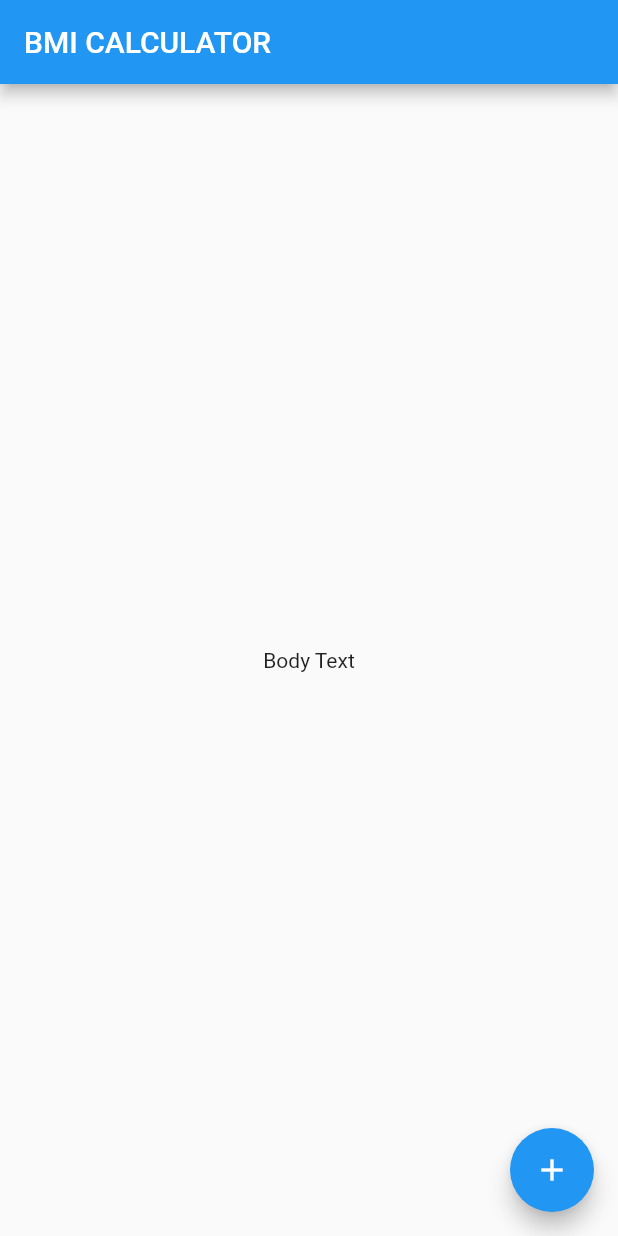
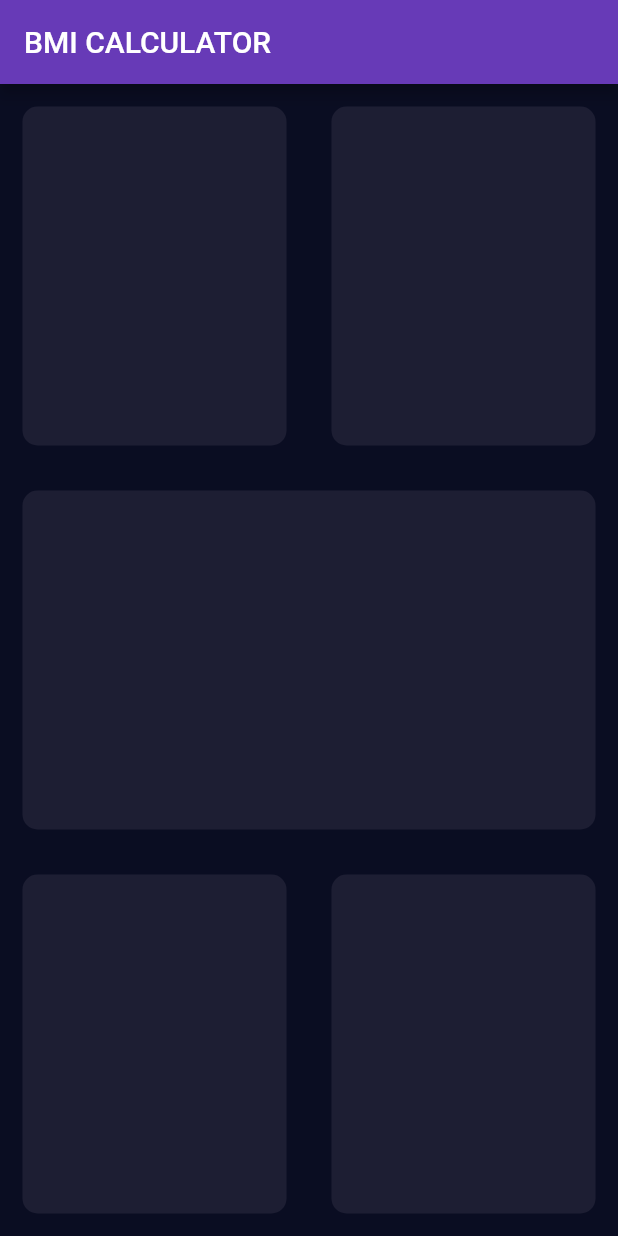
Before and after one commit to tvaccari34/bmi_calculator, a Flutter app: the screen it shows after launch, on a phone screen of 412 x 824 dp. Run offline on Flutter 3.47's test engine with Material 2 defaults, Android fonts, the phone set to English and light mode, and no system bars.

```diff
--- /dev/null
+++ b/lib/input_page.dart
@@ -0,0 +1,52 @@
+import 'package:flutter/material.dart';
+
+class InputPage extends StatefulWidget {
+  @override
+  _InputPageState createState() => _InputPageState();
+}
+
+class _InputPageState extends State<InputPage> {
+  @override
+  Widget build(BuildContext context) {
+    return Scaffold(
+      appBar: AppBar(
+        title: Text('BMI CALCULATOR'),
+      ),
+      body: Column(
+        children: <Widget>[
+          Expanded(child: Row(
+            children: <Widget>[
+              Expanded(child: ExpandedCard(colour:  Color(0xFF1D1E33),),),
+              Expanded(child: ExpandedCard(colour:  Color(0xFF1D1E33),),),
+            ],
+          )),
+          Expanded(child: ExpandedCard(colour:  Color(0xFF1D1E33),),),
+          Expanded(child: Row(
+            children: <Widget>[
+              Expanded(child: ExpandedCard(colour:  Color(0xFF1D1E33),),),
+              Expanded(child: ExpandedCard(colour:  Color(0xFF1D1E33),),),
+            ],
+          )),
+        ],
+      ),
+    );
+  }
+}
+
+class ExpandedCard extends StatelessWidget {
+
+  final Color colour;
+
+  ExpandedCard({@required this.colour});
+
+  @override
+  Widget build(BuildContext context) {
+    return Container(
+      margin: EdgeInsets.all(15.0),
+      decoration: BoxDecoration(
+        color: colour,
+        borderRadius: BorderRadius.circular(10.0),
+      ),
+    );
+  }
+}
--- a/lib/main.dart
+++ b/lib/main.dart
@@ -1,4 +1,5 @@
 import 'package:flutter/material.dart';
+import 'input_page.dart';
 
 void main() => runApp(BMICalculator());
 
@@ -6,29 +7,13 @@ class BMICalculator extends StatelessWidget {
   @override
   Widget build(BuildContext context) {
     return MaterialApp(
+      title: "BMI Calculator",
+      theme: ThemeData.dark().copyWith(
+          scaffoldBackgroundColor: Color(0xFF0A0D22),
+          primaryColor: Colors.deepPurple,
+          accentColor: Colors.purple,
+      ),
       home: InputPage(),
     );
   }
 }
-
-class InputPage extends StatefulWidget {
-  @override
-  _InputPageState createState() => _InputPageState();
-}
-
-class _InputPageState extends State<InputPage> {
-  @override
-  Widget build(BuildContext context) {
-    return Scaffold(
-      appBar: AppBar(
-        title: Text('BMI CALCULATOR'),
-      ),
-      body: Center(
-        child: Text('Body Text'),
-      ),
-      floatingActionButton: FloatingActionButton(
-        child: Icon(Icons.add),
-      ),
-    );
-  }
-}
```
Also changed, not shown: 1 other file.
